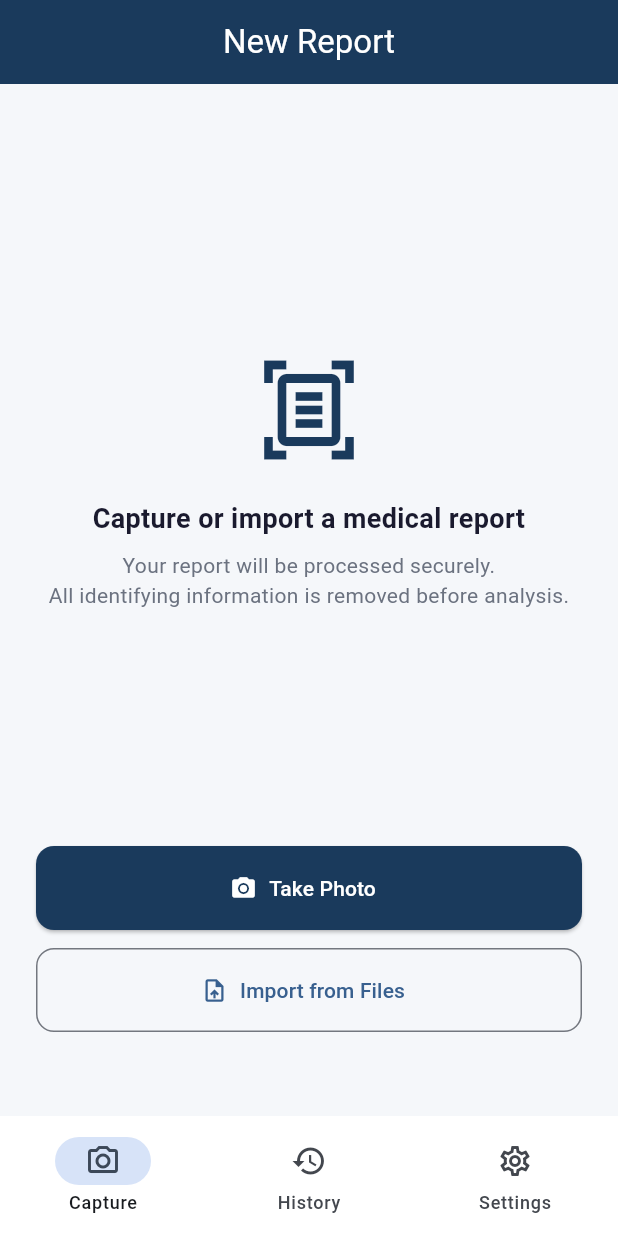
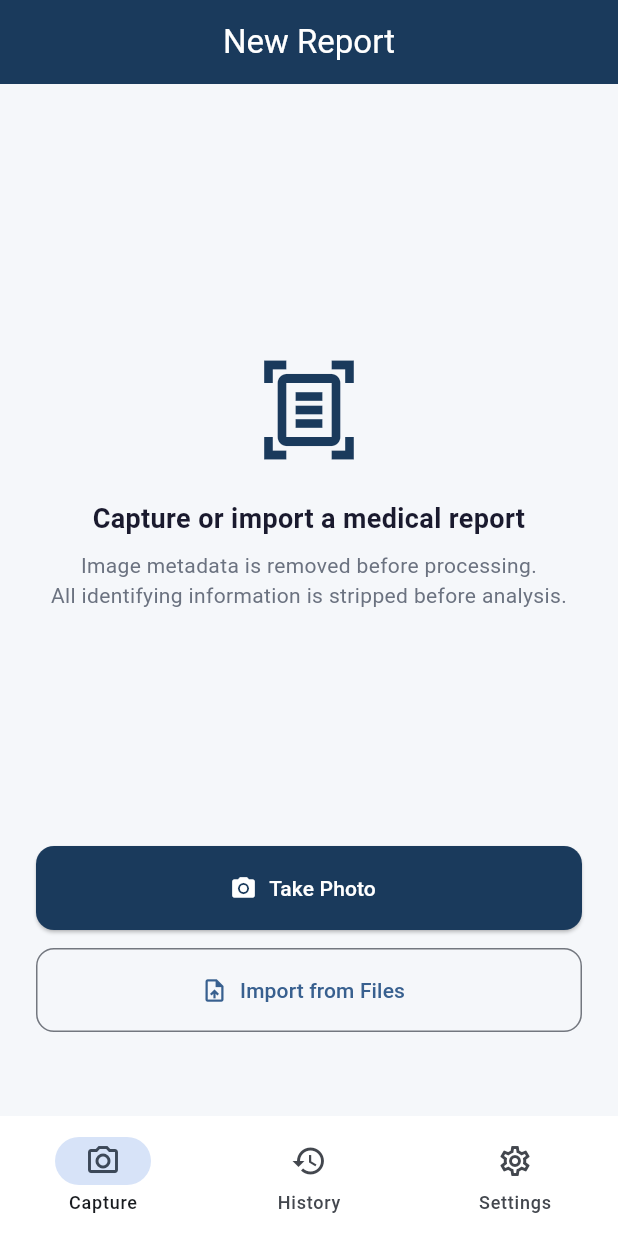
Before and after one commit to renthemighty/resolara, a Flutter app: the CaptureScreen screen opened by its route, after a tap on "Take Photo", on a phone screen of 412 x 824 dp. Run offline on Flutter 3.47's test engine with Material 3 defaults, Android fonts, the phone set to English and light mode, and no system bars; our stand-ins replace file_picker, flutter_riverpod, flutter_secure_storage, go_router, image_picker; accounts and stored records are empty.

Commit message:
Phase 1 Step B: camera/image input — capture, import, metadata stripping
- CapturedReport model (file, source, timestamp)
- ImageProcessor: decode + re-encode JPEG to strip all EXIF/metadata
- CaptureScreen: working camera capture and file import (jpg/png/heic/pdf)
- PreviewScreen: full-screen review with confirm / retake and privacy banner
- iOS Info.plist: NSCameraUsageDescription + NSPhotoLibraryUsageDescription
- Added `image` package for EXIF stripping

```diff
--- /dev/null
+++ b/lib/core/models/captured_report.dart
@@ -0,0 +1,15 @@
+import 'dart:io';
+
+enum CaptureSource { camera, import }
+
+class CapturedReport {
+  final File file;
+  final DateTime capturedAt;
+  final CaptureSource source;
+
+  const CapturedReport({
+    required this.file,
+    required this.capturedAt,
+    required this.source,
+  });
+}
--- /dev/null
+++ b/lib/core/utils/image_processor.dart
@@ -0,0 +1,29 @@
+import 'dart:io';
+import 'package:image/image.dart' as img;
+import 'package:path_provider/path_provider.dart';
+import 'package:path/path.dart' as p;
+
+class ImageProcessor {
+  /// Decodes and re-encodes the image as JPEG, stripping all EXIF/metadata.
+  /// Returns a new [File] in the app's temp directory.
+  static Future<File> stripMetadata(File source) async {
+    final bytes = await source.readAsBytes();
+    final decoded = img.decodeImage(bytes);
+    if (decoded == null) {
+      throw const FormatException('Could not decode image.');
+    }
+
+    final stripped = img.encodeJpg(decoded, quality: 92);
+    final dir = await getTemporaryDirectory();
+    final filename = 'resolara_${DateTime.now().millisecondsSinceEpoch}.jpg';
+    final dest = File(p.join(dir.path, filename));
+    await dest.writeAsBytes(stripped);
+    return dest;
+  }
+
+  /// Returns true if the file extension is an accepted image type.
+  static bool isAcceptedType(String path) {
+    final ext = p.extension(path).toLowerCase();
+    return ['.jpg', '.jpeg', '.png', '.heic', '.heif', '.webp'].contains(ext);
+  }
+}
--- a/lib/features/capture/capture_screen.dart
+++ b/lib/features/capture/capture_screen.dart
@@ -1,12 +1,102 @@
+import 'dart:io';
 import 'package:flutter/material.dart';
-import '../../../app/theme/app_theme.dart';
+import 'package:image_picker/image_picker.dart';
+import 'package:file_picker/file_picker.dart';
+import '../../app/theme/app_theme.dart';
+import '../../core/models/captured_report.dart';
+import '../../core/utils/image_processor.dart';
+import '../../shared/widgets/loading_overlay.dart';
+import 'preview_screen.dart';
 
-class CaptureScreen extends StatelessWidget {
+class CaptureScreen extends StatefulWidget {
   const CaptureScreen({super.key});
 
   @override
+  State<CaptureScreen> createState() => _CaptureScreenState();
+}
+
+class _CaptureScreenState extends State<CaptureScreen> {
+  bool _processing = false;
+  String? _error;
+
+  Future<void> _handleSource(CaptureSource source) async {
+    setState(() {
+      _processing = true;
+      _error = null;
+    });
+
+    try {
+      File? rawFile;
+
+      if (source == CaptureSource.camera) {
+        final picked = await ImagePicker().pickImage(
+          source: ImageSource.camera,
+          imageQuality: 100,
+          requestFullMetadata: false,
+        );
+        if (picked == null) {
+          setState(() => _processing = false);
+          return;
+        }
+        rawFile = File(picked.path);
+      } else {
+        final result = await FilePicker.platform.pickFiles(
+          type: FileType.custom,
+          allowedExtensions: ['jpg', 'jpeg', 'png', 'heic', 'heif', 'webp', 'pdf'],
+          allowMultiple: false,
+        );
+        if (result == null || result.files.single.path == null) {
+          setState(() => _processing = false);
+          return;
+        }
+        rawFile = File(result.files.single.path!);
+      }
+
+      if (!ImageProcessor.isAcceptedType(rawFile.path) &&
+          !rawFile.path.toLowerCase().endsWith('.pdf')) {
+        setState(() {
+          _error = 'Unsupported file type. Please choose a JPEG, PNG, or PDF.';
+          _processing = false;
+        });
+        return;
+      }
+
+      // Strip EXIF/metadata from image files (PDFs are passed through for now)
+      final File processed;
+      if (rawFile.path.toLowerCase().endsWith('.pdf')) {
+        processed = rawFile;
+      } else {
+        processed = await ImageProcessor.stripMetadata(rawFile);
+      }
+
+      if (!mounted) return;
+
+      setState(() => _processing = false);
+
+      await Navigator.of(context).push(
+        MaterialPageRoute(
+          builder: (_) => PreviewScreen(
+            report: CapturedReport(
+              file: processed,
+              capturedAt: DateTime.now(),
+              source: source,
+            ),
+          ),
+        ),
+      );
+    } catch (e) {
+      setState(() {
+        _error = 'Could not load image. Please try again.';
+        _processing = false;
+      });
+    }
+  }
+
+  @override
   Widget build(BuildContext context) {
-    return Scaffold(
+    return Stack(
+      children: [
+        Scaffold(
           appBar: AppBar(title: const Text('New Report')),
           body: Padding(
             padding: const EdgeInsets.all(24),
@@ -27,23 +117,37 @@ class CaptureScreen extends StatelessWidget {
                 ),
                 const SizedBox(height: 8),
                 const Text(
-              'Your report will be processed securely.\nAll identifying information is removed before analysis.',
+                  'Image metadata is removed before processing.\nAll identifying information is stripped before analysis.',
                   textAlign: TextAlign.center,
                   style: TextStyle(color: AppTheme.textSecondary),
                 ),
+                if (_error != null) ...[
+                  const SizedBox(height: 16),
+                  Container(
+                    padding: const EdgeInsets.all(12),
+                    decoration: BoxDecoration(
+                      color: AppTheme.error.withAlpha(20),
+                      borderRadius: BorderRadius.circular(8),
+                    ),
+                    child: Text(
+                      _error!,
+                      textAlign: TextAlign.center,
+                      style: const TextStyle(
+                          color: AppTheme.error, fontSize: 13),
+                    ),
+                  ),
+                ],
                 const Spacer(),
                 ElevatedButton.icon(
-              onPressed: () {
-                // TODO: open camera — Phase 1 Step B
-              },
+                  onPressed:
+                      _processing ? null : () => _handleSource(CaptureSource.camera),
                   icon: const Icon(Icons.camera_alt),
                   label: const Text('Take Photo'),
                 ),
                 const SizedBox(height: 12),
                 OutlinedButton.icon(
-              onPressed: () {
-                // TODO: open file picker — Phase 1 Step B
-              },
+                  onPressed:
+                      _processing ? null : () => _handleSource(CaptureSource.import),
                   icon: const Icon(Icons.upload_file),
                   label: const Text('Import from Files'),
                   style: OutlinedButton.styleFrom(
@@ -56,6 +160,10 @@ class CaptureScreen extends StatelessWidget {
               ],
             ),
           ),
+        ),
+        if (_processing)
+          const LoadingOverlay(message: 'Processing image…'),
+      ],
     );
   }
 }
--- a/pubspec.yaml
+++ b/pubspec.yaml
@@ -33,6 +33,9 @@ dependencies:
   image_picker: ^1.1.2
   file_picker: ^8.3.4
 
+  # Image processing (EXIF/metadata stripping)
+  image: ^4.5.4
+
   cupertino_icons: ^1.0.8
 
 dev_dependencies:
```
Also changed, not shown: lib/features/capture/preview_screen.dart (added, +125 -0 lines), pubspec.lock, 1 other file. Lines whose indentation alone changed are shown as unchanged.
